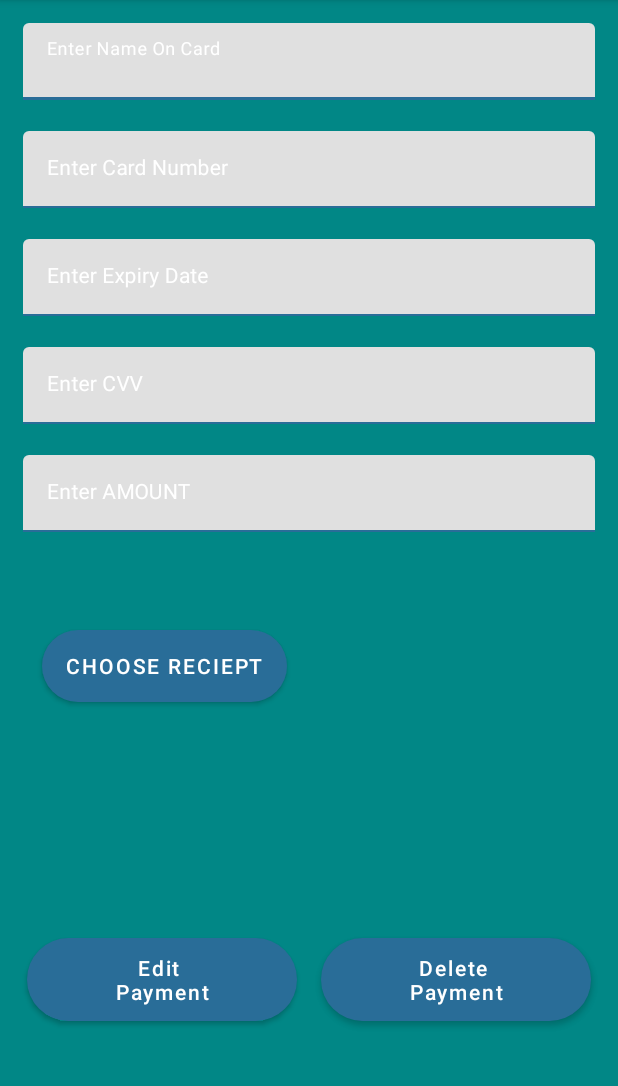
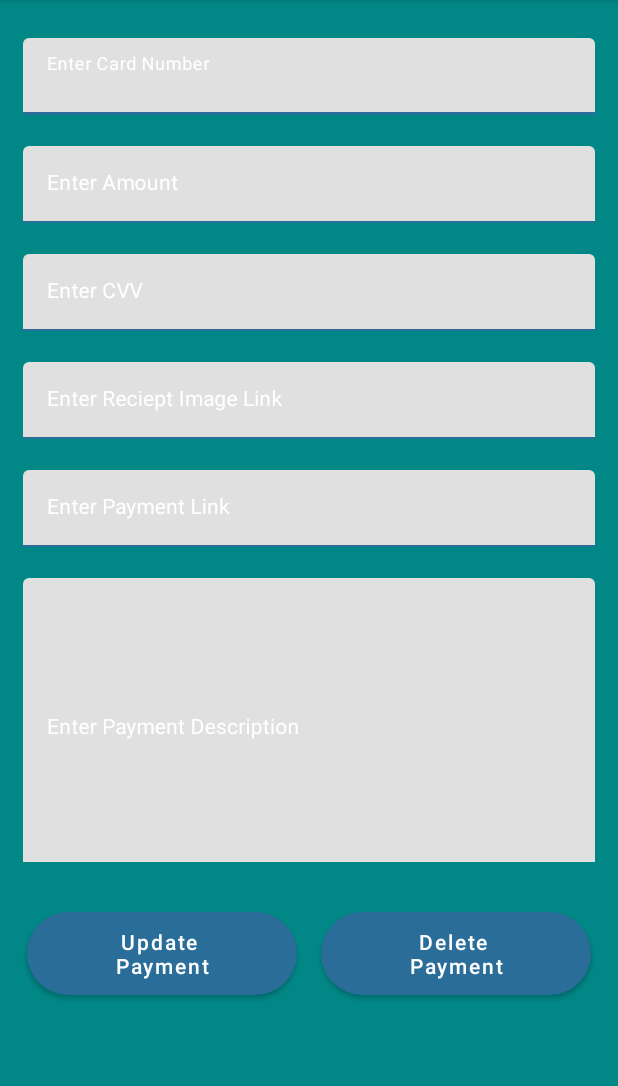
Before and after one commit to IT20280888/MediApp, an Android app: the EditPaymentActivity screen opened directly, with no data from a screen before it, on a phone screen of 412 x 824 dp, the part 84-1170 px from its top. Run offline under Robolectric (Android 15) with nearby library versions, the phone set to English and light mode, and no system bars; our stand-ins replace Firebase (no records; nobody signed in at launch, a user with empty details on screens opened directly); 1 statement that could not run was skipped.

```diff
--- a/app/src/main/java/com/example/madproject/EditPaymentActivity.java
+++ b/app/src/main/java/com/example/madproject/EditPaymentActivity.java
@@ -23,10 +23,8 @@ import java.util.Map;
 
 public class EditPaymentActivity extends AppCompatActivity {
 
-    private TextInputEditText nameOnCardEdt, cardNumberEdt, expDateEdt, cvvEdt, amountEdt;
-    private Button chooseRcptBtn;
+    private TextInputEditText cardNumberEdt, amountEdt, cvvEdt, paymentImgEdt, paymentLinkEdt, paymentDescEdt;
     private Button updatePaymentBtn, deletePaymentBtn;
-    private ImageView rcptImg;
     private ProgressBar loadingPB;
     private FirebaseDatabase firebaseDatabase;
     private DatabaseReference databaseReference;
@@ -38,24 +36,23 @@ public class EditPaymentActivity extends AppCompatActivity {
         super.onCreate(savedInstanceState);
         setContentView(R.layout.activity_edit_payment);
         firebaseDatabase = FirebaseDatabase.getInstance();
-        nameOnCardEdt = findViewById(R.id.idEdtCardName);
-        cardNumberEdt = findViewById(R.id.idEdtCardNumber);
-        expDateEdt = findViewById(R.id.idEdtExpDate);
-        cvvEdt = findViewById(R.id.idEdtCVV);
-        amountEdt = findViewById(R.id.idEdtAmount);
-        chooseRcptBtn = findViewById(R.id.button_choose_image);
-        rcptImg = findViewById(R.id.image_view);
-        updatePaymentBtn = findViewById(R.id.idBtnEditPayment);
-        deletePaymentBtn = findViewById(R.id.idBtnDeletePayment);
+        cardNumberEdt = findViewById(R.id.idEdtCourseName);
+        amountEdt = findViewById(R.id.idEdtCoursePrice);
+        cvvEdt = findViewById(R.id.idEdtCourseSuitedFor);
+        paymentImgEdt = findViewById(R.id.idEdtCourseImageLink);
+        paymentLinkEdt = findViewById(R.id.idEdtCourseLink);
+        paymentDescEdt = findViewById(R.id.idEdtCourseDesc);
+        updatePaymentBtn = findViewById(R.id.idBtnAddCourse);
+        deletePaymentBtn = findViewById(R.id.idBtnDeleteCourse);
         loadingPB = findViewById(R.id.idPBLoading);
         paymentRVModel = getIntent().getParcelableExtra("payment");
         if(paymentRVModel!=null){
-            nameOnCardEdt.setText(paymentRVModel.getNameOnCard());
             cardNumberEdt.setText(paymentRVModel.getCardNumber());
-            expDateEdt.setText(paymentRVModel.getExpDate());
-            cvvEdt.setText(paymentRVModel.getCvv());
-            amountEdt.setText(paymentRVModel.getAmount());
-            //rcptImg.setText(paymentRVModel).get
+            amountEdt.setText(paymentRVModel.getPaymentAmount());
+            cvvEdt.setText(paymentRVModel.getPaymentCvv());
+            paymentImgEdt.setText(paymentRVModel.getPaymentImg());
+            paymentLinkEdt.setText(paymentRVModel.getPaymentLink());
+            paymentDescEdt.setText(paymentRVModel.getPaymentDescription());
             paymentID = paymentRVModel.getPaymentID();
 
         }
@@ -65,19 +62,20 @@ public class EditPaymentActivity extends AppCompatActivity {
             @Override
             public void onClick(View v) {
                 loadingPB.setVisibility(View.VISIBLE);
-                String nameOnCard = nameOnCardEdt.getText().toString();
                 String cardNumber = cardNumberEdt.getText().toString();
-                String expDate = expDateEdt.getText().toString();
+                String amount = amountEdt.getText().toString();
                 String cvv = cvvEdt.getText().toString();
-                String amount = amountEdt.getText().toString();
+                String paymentImg = paymentImgEdt.getText().toString();
+                String paymentLink = paymentLinkEdt.getText().toString();
+                String paymentDesc = paymentDescEdt.getText().toString();
 
                 Map<String,Object> map = new HashMap<>();
-                map.put("nameOnCard", nameOnCard);
                 map.put("cardNumber", cardNumber);
-                map.put("expDate", expDate);
-                map.put("cvv", cvv);
-                map.put("amount", amount);
-                //map.put("rcptImg", rcptImg);
+                map.put("paymentAmount", amount);
+                map.put("paymentCvv", cvv);
+                map.put("paymentImg", paymentImg);
+                map.put("paymentLink", paymentLink);
+                map.put("paymentDescription", paymentDesc);
                 map.put("paymentID", paymentID);
 
                 databaseReference.addValueEventListener(new ValueEventListener() {
--- a/app/src/main/res/layout/activity_edit_payment.xml
+++ b/app/src/main/res/layout/activity_edit_payment.xml
@@ -13,7 +13,7 @@
 
         <LinearLayout
             android:layout_width="match_parent"
-            android:layout_height="match_parent"
+            android:layout_height="wrap_content"
             android:orientation="vertical">
 
             <com.google.android.material.textfield.TextInputLayout
@@ -21,15 +21,15 @@
                 android:layout_width="match_parent"
                 android:layout_height="wrap_content"
                 android:layout_marginStart="10dp"
-                android:layout_marginTop="10dp"
+                android:layout_marginTop="20dp"
                 android:layout_marginEnd="10dp"
-                android:hint="Enter Name On Card"
+                android:hint="Enter Card Number"
                 android:padding="5dp"
                 android:textColorHint="@color/white"
                 app:hintTextColor="@color/white">
 
                 <com.google.android.material.textfield.TextInputEditText
-                    android:id="@+id/idEdtCardName"
+                    android:id="@+id/idEdtCourseName"
                     android:layout_width="match_parent"
                     android:layout_height="wrap_content"
                     android:importantForAutofill="no"
@@ -46,40 +46,17 @@
                 android:layout_marginStart="10dp"
                 android:layout_marginTop="10dp"
                 android:layout_marginEnd="10dp"
-                android:hint="Enter Card Number"
+                android:hint="Enter Amount"
                 android:padding="5dp"
                 android:textColorHint="@color/white"
                 app:hintTextColor="@color/white">
 
                 <com.google.android.material.textfield.TextInputEditText
-                    android:id="@+id/idEdtCardNumber"
+                    android:id="@+id/idEdtCoursePrice"
                     android:layout_width="match_parent"
                     android:layout_height="wrap_content"
                     android:importantForAutofill="no"
                     android:inputType="number"
-                    android:textColor="@color/white"
-                    android:textColorHint="@color/white"
-                    android:textSize="14sp" />
-            </com.google.android.material.textfield.TextInputLayout>
-
-            <com.google.android.material.textfield.TextInputLayout
-                style="@style/TextInputLayout"
-                android:layout_width="match_parent"
-                android:layout_height="wrap_content"
-                android:layout_marginStart="10dp"
-                android:layout_marginTop="10dp"
-                android:layout_marginEnd="10dp"
-                android:hint="Enter Expiry Date"
-                android:padding="5dp"
-                android:textColorHint="@color/white"
-                app:hintTextColor="@color/white">
-
-                <com.google.android.material.textfield.TextInputEditText
-                    android:id="@+id/idEdtExpDate"
-                    android:layout_width="match_parent"
-                    android:layout_height="wrap_content"
-                    android:importantForAutofill="no"
-                    android:inputType="date"
                     android:textColor="@color/white"
                     android:textColorHint="@color/white"
                     android:textSize="14sp" />
@@ -98,11 +75,11 @@
                 app:hintTextColor="@color/white">
 
                 <com.google.android.material.textfield.TextInputEditText
-                    android:id="@+id/idEdtCVV"
+                    android:id="@+id/idEdtCourseSuitedFor"
                     android:layout_width="match_parent"
                     android:layout_height="wrap_content"
                     android:importantForAutofill="no"
-                    android:inputType="numberPassword"
+                    android:inputType="text"
                     android:textColor="@color/white"
                     android:textColorHint="@color/white"
                     android:textSize="14sp" />
@@ -115,43 +92,68 @@
                 android:layout_marginStart="10dp"
                 android:layout_marginTop="10dp"
                 android:layout_marginEnd="10dp"
-                android:hint="Enter AMOUNT"
+                android:hint="Enter Reciept Image Link"
                 android:padding="5dp"
                 android:textColorHint="@color/white"
                 app:hintTextColor="@color/white">
 
                 <com.google.android.material.textfield.TextInputEditText
-                    android:id="@+id/idEdtAmount"
+                    android:id="@+id/idEdtCourseImageLink"
                     android:layout_width="match_parent"
                     android:layout_height="wrap_content"
                     android:importantForAutofill="no"
-                    android:inputType="number"
+                    android:inputType="text"
                     android:textColor="@color/white"
                     android:textColorHint="@color/white"
                     android:textSize="14sp" />
             </com.google.android.material.textfield.TextInputLayout>
 
+            <com.google.android.material.textfield.TextInputLayout
+                style="@style/TextInputLayout"
+                android:layout_width="match_parent"
+                android:layout_height="wrap_content"
+                android:layout_marginStart="10dp"
+                android:layout_marginTop="10dp"
+                android:layout_marginEnd="10dp"
+                android:hint="Enter Payment Link"
+                android:padding="5dp"
+                android:textColorHint="@color/white"
+                app:hintTextColor="@color/white">
 
-            <Button
-                android:id="@+id/button_choose_image"
-                android:layout_width="wrap_content"
-                android:layout_height="wrap_content"
-                android:layout_marginStart="28dp"
-                android:layout_marginTop="60dp"
-                android:layout_marginEnd="28dp"
-                android:background="@drawable/custom_button_back"
-                android:text="Choose Reciept"
-                android:textColor="@color/white" />
+                <com.google.android.material.textfield.TextInputEditText
+                    android:id="@+id/idEdtCourseLink"
+                    android:layout_width="match_parent"
+                    android:layout_height="wrap_content"
+                    android:importantForAutofill="no"
+                    android:inputType="text"
+                    android:textColor="@color/white"
+                    android:textColorHint="@color/white"
+                    android:textSize="14sp" />
+            </com.google.android.material.textfield.TextInputLayout>
 
-            <ImageView
-                android:id="@+id/image_view"
-                android:layout_width="164dp"
-                android:layout_height="113dp"
-                android:layout_above="@+id/button_choose_image"
-                android:layout_below="@+id/button_upload_image"
-                android:layout_marginStart="28dp"
-                android:layout_marginTop="16dp"
-                android:layout_marginEnd="28dp" />
+            <com.google.android.material.textfield.TextInputLayout
+                style="@style/TextInputLayout"
+                android:layout_width="match_parent"
+                android:layout_height="200dp"
+                android:layout_marginStart="10dp"
+                android:layout_marginTop="10dp"
+                android:layout_marginEnd="10dp"
+                android:hint="Enter Payment Description"
+                android:padding="5dp"
+                android:textColorHint="@color/white"
+                app:hintTextColor="@color/white">
+
+                <com.google.android.material.textfield.TextInputEditText
+                    android:id="@+id/idEdtCourseDesc"
+                    android:layout_width="match_parent"
+                    android:layout_height="200dp"
+                    android:importantForAutofill="no"
+                    android:inputType="textMultiLine|textImeMultiLine"
+                    android:singleLine="false"
+                    android:textColor="@color/white"
+                    android:textColorHint="@color/white"
+                    android:textSize="14sp" />
+            </com.google.android.material.textfield.TextInputLayout>
 
             <LinearLayout
                 android:layout_width="match_parent"
@@ -159,30 +161,31 @@
                 android:layout_marginStart="10dp"
                 android:layout_marginEnd="10dp"
                 android:layout_marginTop="20dp"
+                android:layout_marginBottom="20dp"
                 android:weightSum="2"
                 android:orientation="horizontal"
                 >
+
                 <Button
-                    android:id="@+id/idBtnEditPayment"
+                    android:id="@+id/idBtnUpdateCourse"
                     android:layout_width="0dp"
-                    android:layout_weight="1"
                     android:layout_height="wrap_content"
                     android:layout_margin="8dp"
+                    android:layout_weight="1"
                     android:background="@drawable/custom_button_back"
-                    android:textColor="@color/white"
-                    android:text="Edit \nPayment"
-                    android:textAllCaps="false" />
-
+                    android:text="Update \nPayment"
+                    android:textAllCaps="false"
+                    android:textColor="@color/white" />
                 <Button
-                    android:id="@+id/idBtnDeletePayment"
+                    android:id="@+id/idBtnDeleteCourse"
                     android:layout_width="0dp"
-                    android:layout_weight="1"
                     android:layout_height="wrap_content"
                     android:layout_margin="8dp"
+                    android:layout_weight="1"
                     android:background="@drawable/custom_button_back"
-                    android:textColor="@color/white"
                     android:text="Delete \nPayment"
-                    android:textAllCaps="false" />
+                    android:textAllCaps="false"
+                    android:textColor="@color/white" />
 
             </LinearLayout>
 
--- a/app/src/main/res/layout/activity_main.xml
+++ b/app/src/main/res/layout/activity_main.xml
@@ -8,7 +8,7 @@
     tools:context=".MainActivity">
 
     <androidx.recyclerview.widget.RecyclerView
-        android:id="@+id/idRVPayments"
+        android:id="@+id/idRVCourses"
         android:layout_width="match_parent"
         android:layout_height="match_parent" />
 
@@ -31,10 +31,9 @@
         android:layout_alignParentBottom="true"
         android:layout_margin="20dp"
         app:backgroundTint="@color/teal_200"
+        app:tint="@color/white"
         android:contentDescription="@string/add_payment" />
 
 
 
-
-
 </RelativeLayout>
--- /dev/null
+++ b/app/src/main/res/mipmap-anydpi-v26/ic_pay_round.xml
@@ -0,0 +1,5 @@
+<?xml version="1.0" encoding="utf-8"?>
+<adaptive-icon xmlns:android="http://schemas.android.com/apk/res/android">
+<!--    <background android:drawable="@drawable/ic_pay_background"/>-->
+<!--    <foreground android:drawable="@mipmap/ic_pay_foreground"/>-->
+</adaptive-icon>
```
Also changed, not shown: app/src/main/java/com/example/madproject/AddPaymentActivity.java (+16 -19 lines), app/src/main/java/com/example/madproject/MainActivity.java (+26 -23 lines), app/src/main/java/com/example/madproject/PaymentRVAdapter.java (+8 -8 lines), app/src/main/java/com/example/madproject/PaymentRVModel.java (+47 -47 lines), app/src/main/res/layout/activity_add_payment.xml (+63 -59 lines), app/src/main/res/layout/activity_login.xml (+10 -10 lines), app/src/main/res/layout/activity_registration.xml (+5 -5 lines), app/src/main/res/layout/bottom_sheet_dialog.xml (+19 -17 lines), app/src/main/res/layout/payment_rv_item.xml (+7 -7 lines), app/src/main/ic_pay-playstore.png (added), app/src/main/res/mipmap-anydpi-v26/ic_pay.xml (added).
